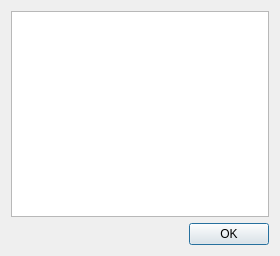
First picture: the form in forms/camera_info_dialog.ui, repository lsst-sitcom/spot_motion_monitor, before the edit.
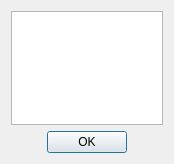
Second picture: the form after the edit.

Commit message: Adjust size of camera info dialog based on content.

Diff of the .ui file:
```diff
--- a/forms/camera_info_dialog.ui
+++ b/forms/camera_info_dialog.ui
@@ -6,8 +6,8 @@
    <rect>
     <x>0</x>
     <y>0</y>
-    <width>280</width>
-    <height>256</height>
+    <width>174</width>
+    <height>164</height>
    </rect>
   </property>
   <property name="windowTitle">
@@ -15,13 +15,32 @@
   </property>
   <layout class="QVBoxLayout" name="verticalLayout">
    <item>
-    <widget class="QTextBrowser" name="cameraInfoTextBrowser"/>
+    <widget class="QTextBrowser" name="cameraInfoTextBrowser">
+     <property name="minimumSize">
+      <size>
+       <width>150</width>
+       <height>100</height>
+      </size>
+     </property>
+     <property name="sizeAdjustPolicy">
+      <enum>QAbstractScrollArea::AdjustToContents</enum>
+     </property>
+     <property name="lineWrapMode">
+      <enum>QTextEdit::NoWrap</enum>
+     </property>
+    </widget>
    </item>
    <item>
     <widget class="QDialogButtonBox" name="buttonBox">
+     <property name="orientation">
+      <enum>Qt::Horizontal</enum>
+     </property>
      <property name="standardButtons">
       <set>QDialogButtonBox::Ok</set>
      </property>
+     <property name="centerButtons">
+      <bool>true</bool>
+     </property>
     </widget>
    </item>
   </layout>
```
Left out of the diff: 2 changed lines with no effect on the pictures. The commit also changes 1 other file.
